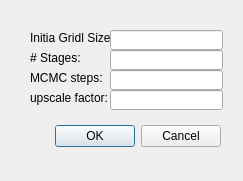
The window that ZoningPlanner/MCMCSetupWidget.ui (gnishida/ZoningPlanner) describes before a commit, drawn with Qt 5.
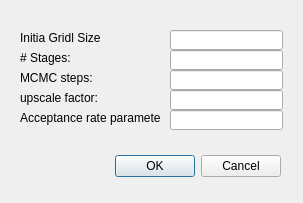
The same window after the commit.

Commit message: add MCMC acceptance parameter

```diff
--- a/ZoningPlanner/MCMCSetupWidget.ui
+++ b/ZoningPlanner/MCMCSetupWidget.ui
@@ -6,8 +6,8 @@
    <rect>
     <x>0</x>
     <y>0</y>
-    <width>243</width>
-    <height>181</height>
+    <width>303</width>
+    <height>203</height>
    </rect>
   </property>
   <property name="windowTitle">
@@ -17,8 +17,8 @@
    <property name="geometry">
     <rect>
      <x>20</x>
-     <y>120</y>
-     <width>201</width>
+     <y>150</y>
+     <width>261</width>
      <height>33</height>
     </rect>
    </property>
@@ -70,7 +70,7 @@
   <widget class="QLabel" name="label">
    <property name="geometry">
     <rect>
-     <x>30</x>
+     <x>20</x>
      <y>30</y>
      <width>81</width>
      <height>16</height>
@@ -83,7 +83,7 @@
   <widget class="QLineEdit" name="lineEditInitialGridSize">
    <property name="geometry">
     <rect>
-     <x>110</x>
+     <x>170</x>
      <y>30</y>
      <width>113</width>
      <height>20</height>
@@ -93,7 +93,7 @@
   <widget class="QLabel" name="label_2">
    <property name="geometry">
     <rect>
-     <x>30</x>
+     <x>20</x>
      <y>50</y>
      <width>81</width>
      <height>16</height>
@@ -106,7 +106,7 @@
   <widget class="QLineEdit" name="lineEditNumStages">
    <property name="geometry">
     <rect>
-     <x>110</x>
+     <x>170</x>
      <y>50</y>
      <width>113</width>
      <height>20</height>
@@ -116,7 +116,7 @@
   <widget class="QLabel" name="label_3">
    <property name="geometry">
     <rect>
-     <x>30</x>
+     <x>20</x>
      <y>70</y>
      <width>81</width>
      <height>16</height>
@@ -129,7 +129,7 @@
   <widget class="QLineEdit" name="lineEditMCMCSteps">
    <property name="geometry">
     <rect>
-     <x>110</x>
+     <x>170</x>
      <y>70</y>
      <width>113</width>
      <height>20</height>
@@ -139,7 +139,7 @@
   <widget class="QLabel" name="label_4">
    <property name="geometry">
     <rect>
-     <x>30</x>
+     <x>20</x>
      <y>90</y>
      <width>81</width>
      <height>16</height>
@@ -152,13 +152,36 @@
   <widget class="QLineEdit" name="lineEditUpscaleFactor">
    <property name="geometry">
     <rect>
-     <x>110</x>
+     <x>170</x>
      <y>90</y>
      <width>113</width>
      <height>20</height>
     </rect>
    </property>
   </widget>
+  <widget class="QLineEdit" name="lineEditAcceptanceRateParameter">
+   <property name="geometry">
+    <rect>
+     <x>170</x>
+     <y>110</y>
+     <width>113</width>
+     <height>20</height>
+    </rect>
+   </property>
+  </widget>
+  <widget class="QLabel" name="label_5">
+   <property name="geometry">
+    <rect>
+     <x>20</x>
+     <y>110</y>
+     <width>141</width>
+     <height>16</height>
+    </rect>
+   </property>
+   <property name="text">
+    <string>Acceptance rate parameter:</string>
+   </property>
+  </widget>
  </widget>
  <resources/>
  <connections/>
```
The commit also changes 9 other files.
